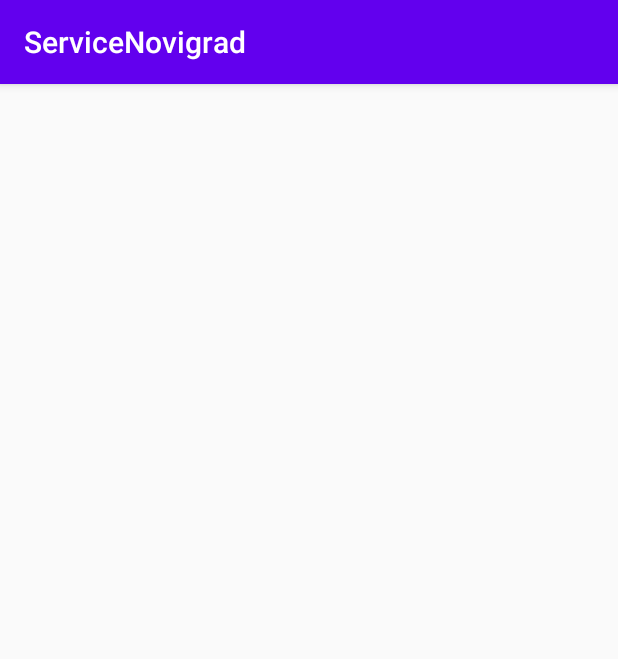
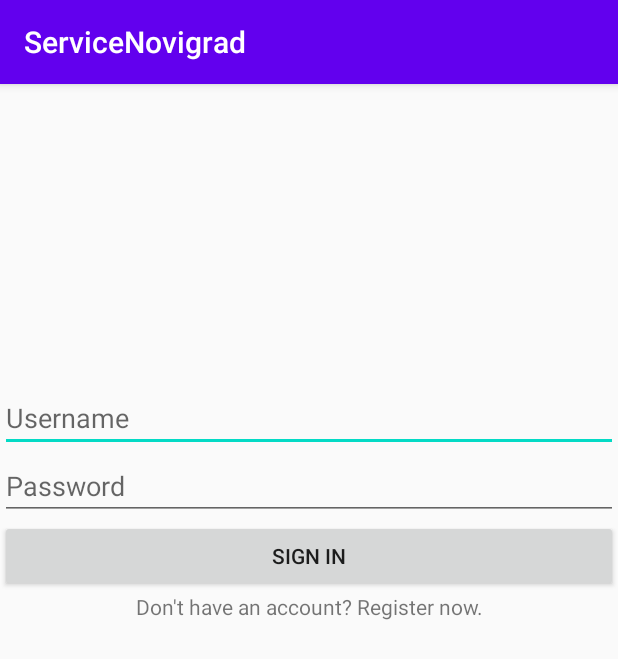
Before and after one commit to SEG2105-uottawa/seg2105f20-project-project_gr-09, an Android app: the LoginActivity screen opened directly, with no data from a screen before it, on a phone screen of 412 x 824 dp. Shown: the top 659 px of the screen. Run offline under Robolectric (Android 15) with nearby library versions, the phone set to English and light mode, and no system bars.

Commit message:
Complete LoginActivity functionality

```diff
--- a/app/build.gradle
+++ b/app/build.gradle
@@ -21,6 +21,10 @@ android {
             minifyEnabled false
             proguardFiles getDefaultProguardFile('proguard-android-optimize.txt'), 'proguard-rules.pro'
         }
+    }
+    compileOptions {
+        sourceCompatibility JavaVersion.VERSION_1_8
+        targetCompatibility JavaVersion.VERSION_1_8
     }
 }
 
--- a/app/src/main/java/me/kianbazza/servicenovigrad/activities/LoginActivity.java
+++ b/app/src/main/java/me/kianbazza/servicenovigrad/activities/LoginActivity.java
@@ -1,14 +1,77 @@
 package me.kianbazza.servicenovigrad.activities;
 
+import android.content.Intent;
+import android.text.TextUtils;
+import android.widget.Button;
+import android.widget.EditText;
+import android.widget.TextView;
+import android.widget.Toast;
 import androidx.appcompat.app.AppCompatActivity;
 import android.os.Bundle;
 import me.kianbazza.servicenovigrad.R;
+import me.kianbazza.servicenovigrad.accounts.Account;
+import me.kianbazza.servicenovigrad.misc.AccountHelper;
 
 public class LoginActivity extends AppCompatActivity {
+
+    private Button button;
+    private EditText username, password;
+    private TextView registerInstead;
 
     @Override
     protected void onCreate(Bundle savedInstanceState) {
         super.onCreate(savedInstanceState);
         setContentView(R.layout.activity_login);
+
+        button = findViewById(R.id.btn_SignIn);
+        username = findViewById(R.id.username_loginScreen);
+        password = findViewById(R.id.password_loginScreen);
+
+        registerInstead = findViewById(R.id.register_loginScreen);
+        Intent intent = new Intent(LoginActivity.this, RegisterActivity.class);
+
+        button.setOnClickListener( v -> login() );
+        registerInstead.setOnClickListener( l -> startActivity(intent) );
+
     }
+
+    private void login() {
+
+        String usernameStr = username.getText().toString();
+        String passwordStr = password.getText().toString();
+
+        if (TextUtils.isEmpty(usernameStr)) {
+            Toast.makeText(this, "Username can't be blank.", Toast.LENGTH_SHORT).show();
+
+        } else if (TextUtils.isEmpty(passwordStr)) {
+            Toast.makeText(this, "Password can't be blank.", Toast.LENGTH_SHORT).show();
+
+        } else {
+            // Login fields have been initially validated
+
+            AccountHelper accountHelper = new AccountHelper();
+
+            if (accountHelper.isRegistered(usernameStr)) {
+                // Account with this username exists
+                Account account = accountHelper.getAccount(usernameStr, passwordStr);
+                if (account!=null) {
+                    // Password matches!
+                    Intent intent = new Intent(LoginActivity.this, HomeActivity.class);
+                    startActivity(intent);
+                } else {
+                    // Password is incorrect
+                    Toast.makeText(this, "Incorrect password!", Toast.LENGTH_LONG).show();
+                }
+            } else {
+                // Account with this username is not already registered.
+                Toast.makeText(this, "Username has not been registered yet.", Toast.LENGTH_SHORT).show();
+
+            }
+
+        }
+
+    }
+
+
+
 }
--- a/app/src/main/res/layout/activity_login.xml
+++ b/app/src/main/res/layout/activity_login.xml
@@ -7,4 +7,31 @@
         android:layout_height="match_parent"
         tools:context=".activities.LoginActivity">
 
+    <LinearLayout
+            android:orientation="vertical"
+            android:layout_width="match_parent"
+            android:layout_height="match_parent">
+        <Space
+                android:layout_width="wrap_content"
+                android:layout_height="200dp"/>
+        <EditText
+                android:layout_width="match_parent"
+                android:layout_height="wrap_content"
+                android:inputType="textPersonName"
+                android:ems="10"
+                android:id="@+id/username_loginScreen" android:hint="@string/hint_username" android:autofillHints=""/>
+        <EditText
+                android:layout_width="match_parent"
+                android:layout_height="wrap_content"
+                android:inputType="textPassword"
+                android:ems="10"
+                android:id="@+id/password_loginScreen" android:hint="@string/hint_password" android:autofillHints=""/>
+        <Button
+                android:layout_width="match_parent"
+                android:layout_height="wrap_content" android:id="@+id/btn_SignIn" android:text="@string/action_sign_in"/>
+        <TextView
+                android:layout_width="match_parent"
+                android:layout_height="wrap_content" android:id="@+id/register_loginScreen"
+                android:text="@string/action_register" android:clickable="true" android:gravity="center"/>
+    </LinearLayout>
 </androidx.constraintlayout.widget.ConstraintLayout>
```
